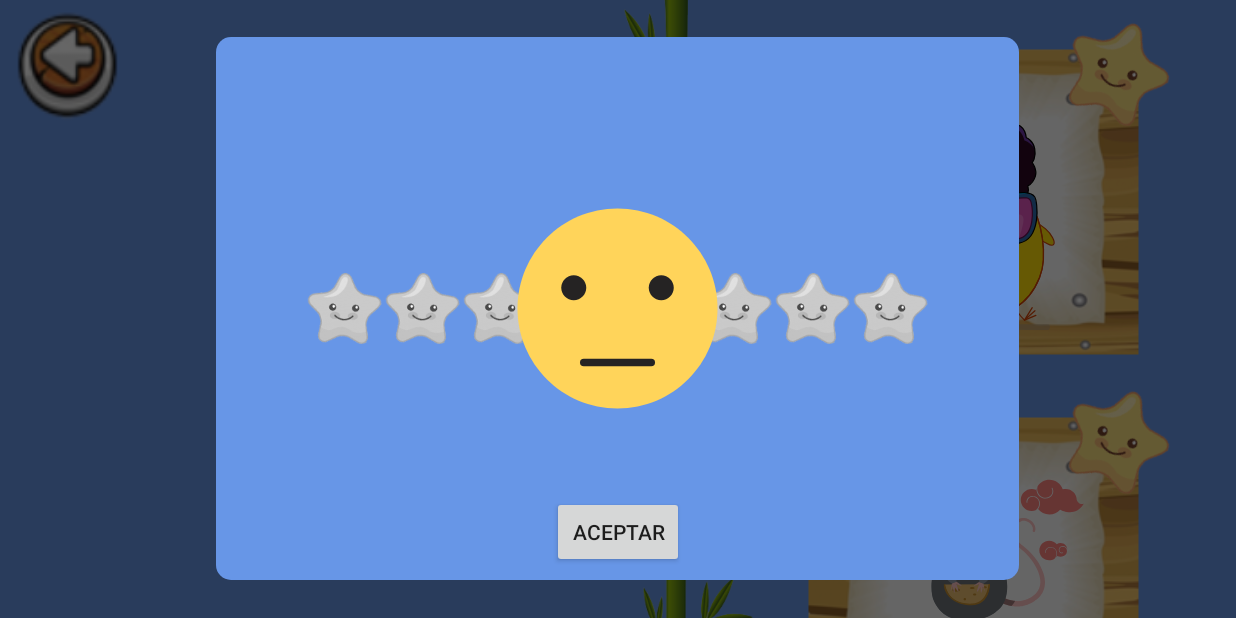
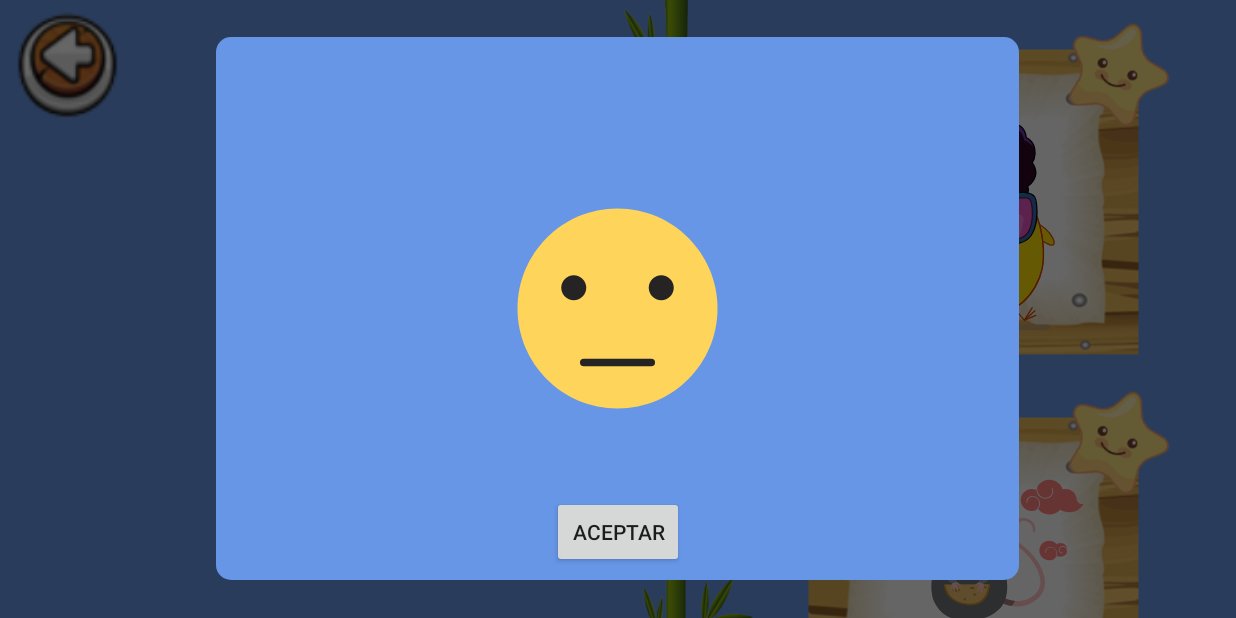
Before and after one commit to emerdeveloper/ZooMathias, an Android app: the ShopActivity screen opened directly, with no data from a screen before it, after a tap on an icon or button, on a phone screen of 824 x 412 dp (held sideways). Run offline under Robolectric (Android 15) with nearby library versions, the phone set to English and light mode, and no system bars.

Commit message:
bug fixes

```diff
--- a/app/src/main/java/co/com/zoomathias/zoomathias/HomeActivity.kt
+++ b/app/src/main/java/co/com/zoomathias/zoomathias/HomeActivity.kt
@@ -35,6 +35,10 @@ class HomeActivity : AppCompatActivity() {
     override fun onActivityResult(requestCode: Int, resultCode: Int, data: Intent?) {
             super.onActivityResult(requestCode, resultCode, data)
         if (requestCode == Constants.REQUEST_CODE && resultCode == Constants.RESULT_CODE) {
+            if (img_main_character.visibility == View.VISIBLE) {
+                img_main_character.visibility = View.GONE
+                charcter.visibility = View.VISIBLE
+            }
             val characterImage = data!!.getStringExtra(Constants.EXTRA_NAME_CHARACTER)
             charcter.setAnimation(characterImage)
             charcter.playAnimation()
--- a/app/src/main/java/co/com/zoomathias/zoomathias/RecognizeActivity.kt
+++ b/app/src/main/java/co/com/zoomathias/zoomathias/RecognizeActivity.kt
@@ -1,9 +1,5 @@
 package co.com.zoomathias.zoomathias
 
-import android.content.ContentResolver
-import android.graphics.Color
-import android.media.MediaPlayer
-import android.net.Uri
 import android.os.Bundle
 import android.text.Html
 import android.widget.TextView
--- a/app/src/main/java/co/com/zoomathias/zoomathias/ShopActivity.kt
+++ b/app/src/main/java/co/com/zoomathias/zoomathias/ShopActivity.kt
@@ -9,6 +9,7 @@ import android.view.View
 import android.widget.ImageView
 import android.widget.TextView
 import androidx.appcompat.app.AlertDialog
+import androidx.constraintlayout.widget.ConstraintLayout
 import androidx.recyclerview.widget.LinearLayoutManager
 import co.com.zoomathias.zoomathias.businesslogic.CharactersShopBrain
 import co.com.zoomathias.zoomathias.utils.AnimatorListenerAdapter
@@ -59,7 +60,6 @@ class ShopActivity : AppCompatActivity() {
     }
 
     private fun barberItemClicked(characterSelected : Int) {
-        //Toast.makeText(this, "Clicked: ${characterSelected}", Toast.LENGTH_LONG).show()
         characterShopBrain.characterSelected(characterSelected)
         charcter.setAnimation(characterShopBrain.getCharacterImage())
         charcter.playAnimation()
@@ -94,6 +94,8 @@ class ShopActivity : AppCompatActivity() {
         var animation = dialogView.findViewById<LottieAnimationView>(R.id.animation)
         var animation2 = dialogView.findViewById<LottieAnimationView>(R.id.animation2)
         var animationConfeti = dialogView.findViewById<LottieAnimationView>(R.id.animationConfeti)
+        var containerStar = dialogView.findViewById<ConstraintLayout>(R.id.containerStar)
+        containerStar.visibility = View.GONE
         animationConfeti.visibility = View.GONE
         animation2.visibility = View.GONE
 
```
Also changed, not shown: 1 other file.
